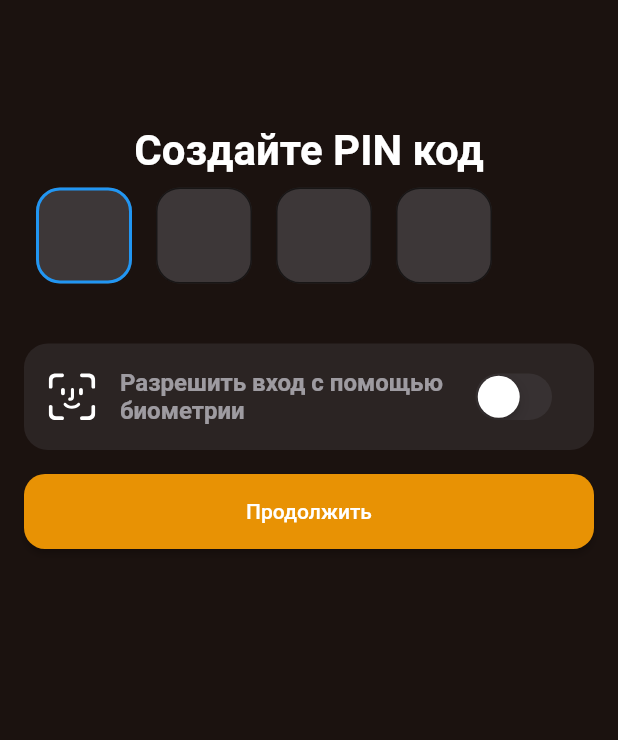
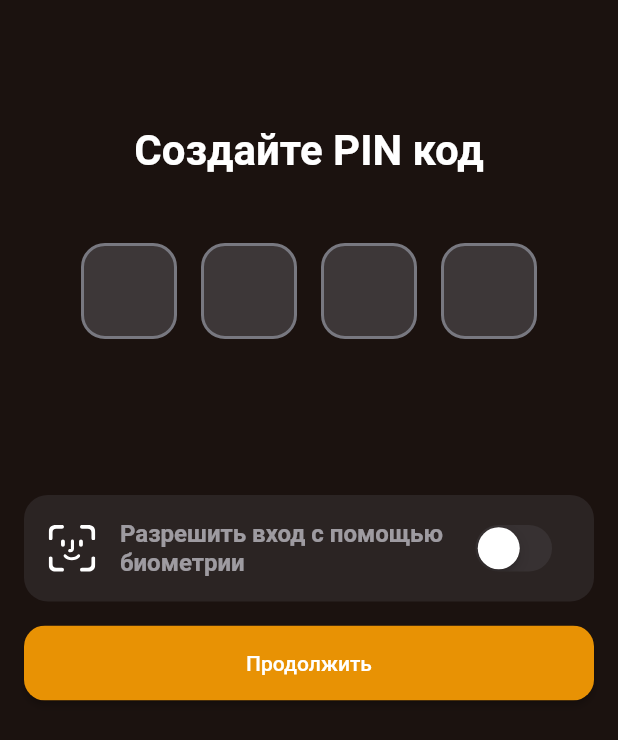
Before and after one commit to zolkiBy/smz_hack_track_5, a Flutter app: the PinPage screen opened directly, on a phone screen of 412 x 824 dp. Shown: the top 740 px of the screen. Run offline on Flutter 3.47's test engine with Material 2 defaults, Android fonts, the phone set to English and light mode, and no system bars; our stand-ins replace bloc, equatable, flutter_bloc, flutter_slidable, flutter_svg, get_it and 2 more.

Commit message:
pin fixes

```diff
--- a/lib/presentation/components/widgets/pin.dart
+++ b/lib/presentation/components/widgets/pin.dart
@@ -1,7 +1,10 @@
+import 'package:flutter/cupertino.dart';
 import 'package:flutter/material.dart';
 import 'package:flutter_app/utils/constants.dart';
 import 'package:flutter_app/utils/nx_colors.dart';
 import 'package:flutter_app/utils/styles.dart';
+
+const int millisecondsDelay = 300;
 
 class Pin extends StatefulWidget {
   @override
@@ -30,6 +33,7 @@ class _PinState extends State<Pin> {
   Widget build(BuildContext context) {
     return Row(
       crossAxisAlignment: CrossAxisAlignment.center,
+      mainAxisAlignment: MainAxisAlignment.center,
       children: [
         _PinItem(
             focusNode: firstFieldFocusNode,
@@ -37,18 +41,22 @@ class _PinState extends State<Pin> {
             onChanged: (String value) {
               if (value.isNotEmpty && value.length == 1) {
                 pin = pin + value;
-                Future.delayed(const Duration(milliseconds: 500), () {
-                  secondFieldFocusNode?.requestFocus();
-                });
+                secondFieldFocusNode?.requestFocus();
               }
             }),
         _PinItem(
             focusNode: secondFieldFocusNode,
             autoFocus: false,
             onChanged: (String value) {
+              if (value.isEmpty) {
+                secondFieldFocusNode?.requestFocus();
+              }
               if (value.isNotEmpty && value.length == 1) {
                 pin = pin + value;
-                Future.delayed(const Duration(milliseconds: 500), () {
+                Future.delayed(
+                    const Duration(
+                      milliseconds: millisecondsDelay,
+                    ), () {
                   thirdFieldFocusNode?.requestFocus();
                 });
               }
@@ -57,22 +65,23 @@ class _PinState extends State<Pin> {
             focusNode: thirdFieldFocusNode,
             autoFocus: false,
             onChanged: (String value) {
+              if (value.isEmpty) {
+                secondFieldFocusNode?.requestFocus();
+              }
               if (value.isNotEmpty && value.length == 1) {
                 pin = pin + value;
-                Future.delayed(const Duration(milliseconds: 500), () {
-                  fourthFieldFocusNode?.requestFocus();
-                });
               }
             }),
         _PinItem(
             focusNode: fourthFieldFocusNode,
             autoFocus: false,
             onChanged: (String value) {
+              if (value.isEmpty) {
+                FocusScope.of(context).requestFocus(FocusNode());
+              }
               if (value.isNotEmpty && value.length == 1) {
                 pin = pin + value;
-                Future.delayed(const Duration(milliseconds: 500), () {
-                  FocusScope.of(context).requestFocus(FocusNode());
-                });
+                FocusScope.of(context).requestFocus(FocusNode());
               }
             }),
       ],
@@ -95,7 +104,12 @@ class _PinItem extends StatelessWidget {
   final ValueChanged<String> onChanged;
   final bool autoFocus;
 
-  const _PinItem({Key? key, required this.focusNode, required this.onChanged, required this.autoFocus}) : super(key: key);
+  const _PinItem(
+      {Key? key,
+      required this.focusNode,
+      required this.onChanged,
+      required this.autoFocus})
+      : super(key: key);
 
   @override
   Widget build(BuildContext context) {
@@ -103,10 +117,12 @@ class _PinItem extends StatelessWidget {
       height: 64.0,
       width: 64.0,
       margin: EdgeInsets.all(8.0),
-      child: TextFormField(
+      child: CupertinoTextField(
+        padding: EdgeInsets.only(top: 10),
         autofocus: autoFocus,
         focusNode: focusNode,
         onChanged: onChanged,
+        maxLength: 1,
         showCursor: false,
         enableSuggestions: false,
         enableInteractiveSelection: false,
@@ -120,11 +136,13 @@ class _PinItem extends StatelessWidget {
         obscureText: true,
         style: primaryText28,
         keyboardType: TextInputType.number,
-        decoration: InputDecoration(
-          filled: true,
-          fillColor: NXColors.inputFieldFillColor,
-          border: OutlineInputBorder(borderRadius: BorderRadius.circular(Constants.pinWidgetBorderRadius)),
-        ),
+        decoration: BoxDecoration(
+            color: NXColors.inputFieldFillColor,
+            border: Border.all(
+                color: NXColors.fillDarkPrimary.withOpacity(1), width: 2),
+            borderRadius: BorderRadius.circular(
+              Constants.pinWidgetBorderRadius,
+            )),
       ),
     );
   }
--- a/lib/presentation/pin/pin_page.dart
+++ b/lib/presentation/pin/pin_page.dart
@@ -22,7 +22,8 @@ class _PinPageState extends State<PinPage> {
     return SafeArea(
       child: GradientedBackground(
         child: Scaffold(
-          body: Container(
+          body: SingleChildScrollView(
+            child: Container(
               padding: EdgeInsets.only(
                 top: 84.0,
                 bottom: 16.0,
@@ -34,7 +35,9 @@ class _PinPageState extends State<PinPage> {
                   'Создайте PIN код',
                   style: primaryText28,
                 ),
+                const SizedBox(height: 37),
                 Pin(),
+                const SizedBox(height: 64),
                 Container(
                   padding: EdgeInsets.all(16.0),
                   margin: EdgeInsets.only(top: 32.0),
@@ -79,6 +82,7 @@ class _PinPageState extends State<PinPage> {
                 Padding(
                   padding: const EdgeInsets.only(top: 16.0),
                   child: BouncingButton(
+                    scaleBound: 0.02,
                     child: GradientedActionButton(
                         text: 'Продолжить',
                         onPressed: () => Navigator.of(context).push(
@@ -91,6 +95,7 @@ class _PinPageState extends State<PinPage> {
             ),
           ),
         ),
+      ),
     );
   }
 }
```
Lines whose indentation alone changed are shown as unchanged.
